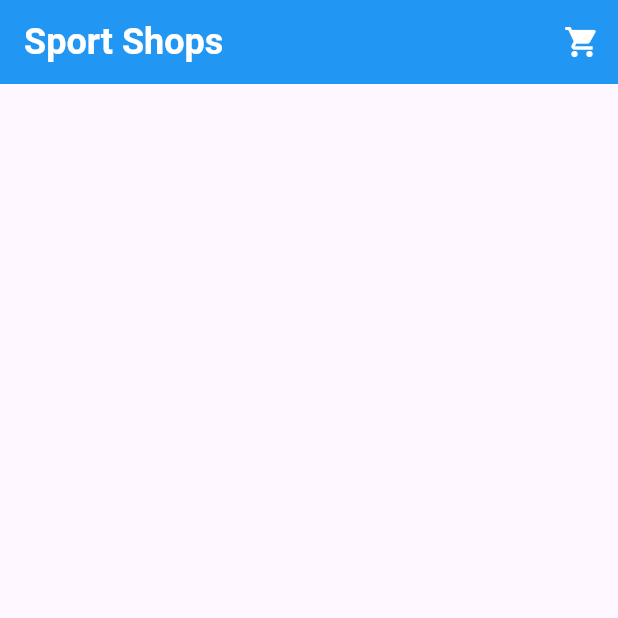
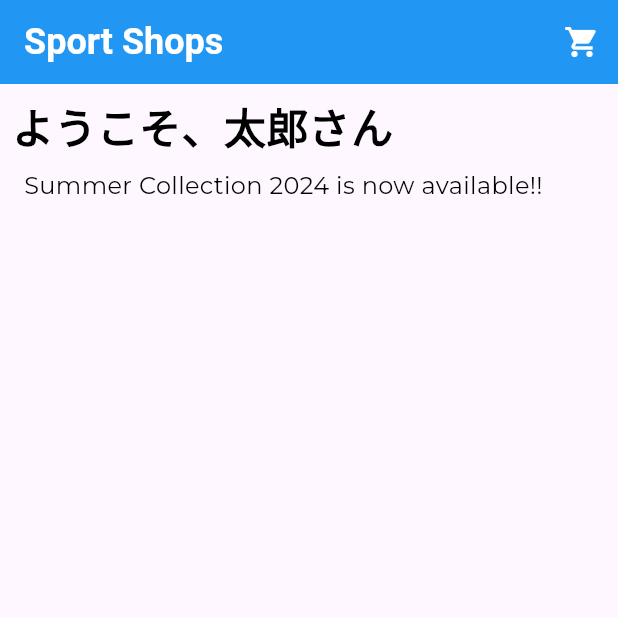
Before and after one commit to yukimiyake0607/ecshop_riverpod, a Flutter app: the screen it shows after launch, on a phone screen of 412 x 824 dp, the top half of it. Run offline on Flutter 3.47's test engine with Material 3 defaults, Android fonts, the phone set to English and light mode, and no system bars; our stand-ins replace google_fonts.

Commit message:
add: home_screenのheader部を作成
refs home_header用のファイルを新規作成

```diff
--- a/lib/app.dart
+++ b/lib/app.dart
@@ -21,8 +21,8 @@ class MainApp extends StatelessWidget {
           ),
         ),
         textTheme: const TextTheme(
-          bodyLarge: TextStyle(color: Colors.white),
-          bodyMedium: TextStyle(color: Colors.white),
+          bodyLarge: TextStyle(color: Colors.black),
+          bodyMedium: TextStyle(color: Colors.black),
         ),
       ),
       home: HomeScreen(),
--- /dev/null
+++ b/lib/screens/home_screen/home_header.dart
@@ -0,0 +1,34 @@
+import 'package:flutter/material.dart';
+import 'package:google_fonts/google_fonts.dart';
+
+class HomeHeader extends StatelessWidget {
+  const HomeHeader({super.key});
+
+  @override
+  Widget build(BuildContext context) {
+    return Padding(
+      padding: const EdgeInsets.all(8.0),
+      child: Column(
+        crossAxisAlignment: CrossAxisAlignment.start,
+        children: [
+          Text(
+            'ようこそ、太郎さん',
+            style: GoogleFonts.montserrat(
+              fontSize: 28,
+              fontWeight: FontWeight.w600,
+            ),
+          ),
+          Padding(
+            padding: const EdgeInsets.all(8.0),
+            child: Text(
+              'Summer Collection 2024 is now available!!',
+              style: GoogleFonts.montserrat(
+                fontSize: 16,
+              ),
+            ),
+          ),
+        ],
+      ),
+    );
+  }
+}
--- a/lib/screens/home_screen/home_screen.dart
+++ b/lib/screens/home_screen/home_screen.dart
@@ -1,4 +1,6 @@
+import 'package:ecshop_riverpod/screens/home_screen/home_header.dart';
 import 'package:flutter/material.dart';
+import 'package:google_fonts/google_fonts.dart';
 
 class HomeScreen extends StatelessWidget {
   const HomeScreen({super.key});
@@ -15,9 +17,7 @@ class HomeScreen extends StatelessWidget {
           ),
         ],
       ),
-      body: Center(
-        child: Text('Hello World!'),
-      ),
+      body: HomeHeader(),
     );
   }
 }
--- a/pubspec.yaml
+++ b/pubspec.yaml
@@ -9,6 +9,7 @@ environment:
 dependencies:
   flutter:
     sdk: flutter
+  google_fonts: ^6.2.1
 
 dev_dependencies:
   flutter_test:
```
Also changed, not shown: pubspec.lock, 3 other files.
